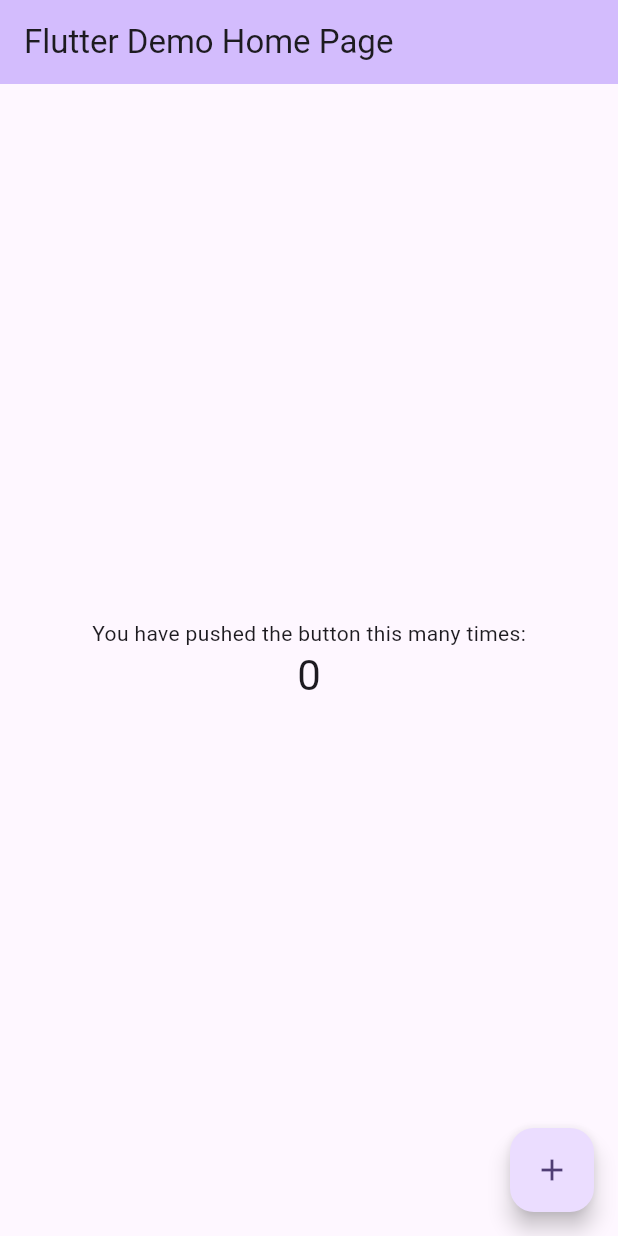
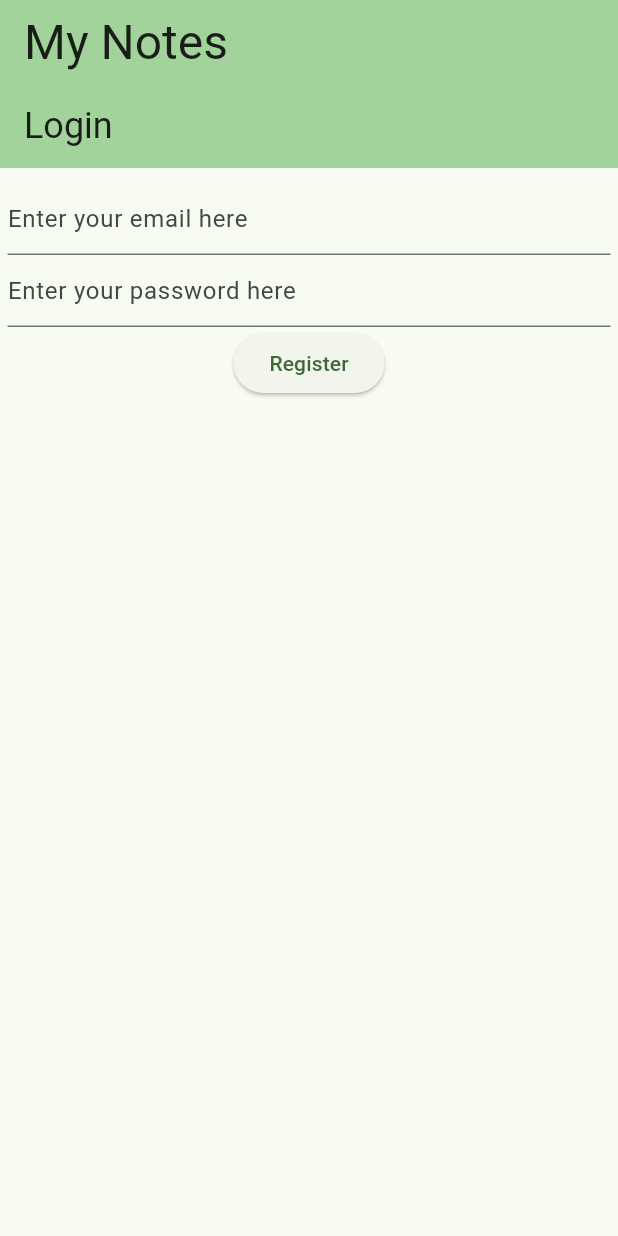
Before and after one commit to defUserName-404/mynotes-flutter, a Flutter app: the screen it shows after launch, on a phone screen of 412 x 824 dp. Run offline on Flutter 3.47's test engine with Material 3 defaults, Android fonts, the phone set to English and light mode, and no system bars; our stand-ins replace firebase_auth, firebase_core, getwidget; accounts and stored records are empty.

Commit message:
Added Login and Register to firebase

```diff
--- a/lib/main.dart
+++ b/lib/main.dart
@@ -1,69 +1,23 @@
 import "package:flutter/material.dart";
+import "package:mynotes/pages/home_page.dart";
 
 void main() {
-  runApp(const MyApp());
+  WidgetsFlutterBinding.ensureInitialized();
+  runApp(const MyNotesApp());
 }
 
-class MyApp extends StatelessWidget {
-  const MyApp({super.key});
+class MyNotesApp extends StatelessWidget {
+  const MyNotesApp({super.key});
 
   @override
   Widget build(BuildContext context) {
     return MaterialApp(
       title: "Flutter Demo",
       theme: ThemeData(
-        colorScheme: ColorScheme.fromSeed(seedColor: Colors.deepPurple),
+        colorScheme: ColorScheme.fromSeed(seedColor: Colors.green),
         useMaterial3: true,
       ),
-      home: const MyHomePage(title: "Flutter Demo Home Page"),
+      home: const HomePage(),
     );
   }
 }
-
-class MyHomePage extends StatefulWidget {
-  const MyHomePage({super.key, required this.title});
-
-  final String title;
-
-  @override
-  State<MyHomePage> createState() => _MyHomePageState();
-}
-
-class _MyHomePageState extends State<MyHomePage> {
-  int _counter = 0;
-
-  void _incrementCounter() {
-    setState(() {
-      _counter++;
-    });
-  }
-
-  @override
-  Widget build(BuildContext context) {
-    return Scaffold(
-      appBar: AppBar(
-        backgroundColor: Theme.of(context).colorScheme.inversePrimary,
-        title: Text(widget.title),
-      ),
-      body: Center(
-        child: Column(
-          mainAxisAlignment: MainAxisAlignment.center,
-          children: <Widget>[
-            const Text(
-              "You have pushed the button this many times:",
-            ),
-            Text(
-              "$_counter",
-              style: Theme.of(context).textTheme.headlineMedium,
-            ),
-          ],
-        ),
-      ),
-      floatingActionButton: FloatingActionButton(
-        onPressed: _incrementCounter,
-        tooltip: "Increment",
-        child: const Icon(Icons.add),
-      ),
-    );
-  }
-}
--- /dev/null
+++ b/lib/pages/home_page.dart
@@ -0,0 +1,46 @@
+import 'package:firebase_auth/firebase_auth.dart';
+import 'package:firebase_core/firebase_core.dart';
+import 'package:flutter/material.dart';
+import 'package:getwidget/components/loader/gf_loader.dart';
+import 'package:mynotes/views/login_view.dart';
+
+import '../firebase_options.dart';
+
+class HomePage extends StatelessWidget {
+  const HomePage({super.key});
+
+  @override
+  Widget build(BuildContext context) {
+    return Scaffold(
+      appBar: AppBar(
+        title: Text(
+          "My Notes",
+          style: Theme.of(context).textTheme.headlineLarge,
+        ),
+        backgroundColor: Theme.of(context).colorScheme.inversePrimary,
+      ),
+      body: FutureBuilder(
+          future: Firebase.initializeApp(
+              options: DefaultFirebaseOptions.currentPlatform),
+          builder: (BuildContext context, AsyncSnapshot<dynamic> snapshot) {
+            switch (snapshot.connectionState) {
+              case ConnectionState.done:
+                final loggedInUser = FirebaseAuth.instance.currentUser;
+                if (loggedInUser == null) {
+                  return const LoginView();
+                  // print("Hello");
+                } else {
+                  print(loggedInUser);
+                  FirebaseAuth.instance.signOut();
+                }
+                return const Text("done");
+              default:
+                return const Loader(
+                  radius: 10,
+                  color: Colors.red,
+                );
+            }
+          }),
+    );
+  }
+}
--- /dev/null
+++ b/lib/views/login_view.dart
@@ -0,0 +1,70 @@
+import 'package:firebase_auth/firebase_auth.dart';
+import 'package:flutter/material.dart';
+
+class LoginView extends StatefulWidget {
+  const LoginView({super.key});
+
+  @override
+  State<StatefulWidget> createState() => _LoginViewState();
+}
+
+class _LoginViewState extends State<LoginView> {
+  late final TextEditingController _email;
+  late final TextEditingController _password;
+
+  @override
+  void initState() {
+    _email = TextEditingController();
+    _password = TextEditingController();
+    super.initState();
+  }
+
+  @override
+  void dispose() {
+    _email.dispose();
+    _password.dispose();
+    super.dispose();
+  }
+
+  @override
+  Widget build(BuildContext context) {
+    return Scaffold(
+        appBar: AppBar(
+          title: Text(
+            "Login",
+            style: Theme.of(context).textTheme.headlineSmall,
+          ),
+          backgroundColor: Theme.of(context).colorScheme.inversePrimary,
+        ),
+        body: Container(
+          padding: const EdgeInsets.symmetric(horizontal: 5, vertical: 10),
+          child: Column(
+            children: [
+              TextField(
+                controller: _email,
+                keyboardType: TextInputType.emailAddress,
+                decoration:
+                    const InputDecoration(hintText: "Enter your email here"),
+              ),
+              TextField(
+                controller: _password,
+                decoration:
+                    const InputDecoration(hintText: "Enter your password here"),
+                obscureText: true,
+                enableSuggestions: false,
+                autocorrect: false,
+              ),
+              ElevatedButton(
+                onPressed: () async {
+                  final email = _email.text;
+                  final password = _password.text;
+                  await FirebaseAuth.instance.signInWithEmailAndPassword(
+                      email: email, password: password);
+                },
+                child: const Text("Register"),
+              ),
+            ],
+          ),
+        ));
+  }
+}
--- /dev/null
+++ b/lib/views/register_view.dart
@@ -0,0 +1,70 @@
+import 'package:firebase_auth/firebase_auth.dart';
+import 'package:flutter/material.dart';
+
+class RegisterView extends StatefulWidget {
+  const RegisterView({super.key});
+
+  @override
+  State<StatefulWidget> createState() => _RegisterViewState();
+}
+
+class _RegisterViewState extends State<RegisterView> {
+  late final TextEditingController _email;
+  late final TextEditingController _password;
+
+  @override
+  void initState() {
+    _email = TextEditingController();
+    _password = TextEditingController();
+    super.initState();
+  }
+
+  @override
+  void dispose() {
+    _email.dispose();
+    _password.dispose();
+    super.dispose();
+  }
+
+  @override
+  Widget build(BuildContext context) {
+    return Scaffold(
+        appBar: AppBar(
+          title: Text(
+            "Register",
+            style: Theme.of(context).textTheme.headlineSmall,
+          ),
+          backgroundColor: Theme.of(context).colorScheme.inversePrimary,
+        ),
+        body: Container(
+          padding: const EdgeInsets.symmetric(horizontal: 5, vertical: 10),
+          child: Column(
+            children: [
+              TextField(
+                controller: _email,
+                keyboardType: TextInputType.emailAddress,
+                decoration:
+                    const InputDecoration(hintText: "Enter your email here"),
+              ),
+              TextField(
+                controller: _password,
+                decoration:
+                    const InputDecoration(hintText: "Enter your password here"),
+                obscureText: true,
+                enableSuggestions: false,
+                autocorrect: false,
+              ),
+              ElevatedButton(
+                onPressed: () async {
+                  final email = _email.text;
+                  final password = _password.text;
+                  await FirebaseAuth.instance.createUserWithEmailAndPassword(
+                      email: email, password: password);
+                },
+                child: const Text("Register"),
+              ),
+            ],
+          ),
+        ));
+  }
+}
--- a/pubspec.yaml
+++ b/pubspec.yaml
@@ -1,5 +1,6 @@
 name: mynotes
 description: "Test Flutter Project."
+
 # The following line prevents the package from being accidentally published to
 # pub.dev using `flutter pub publish`. This is preferred for private packages.
 publish_to: 'none' # Remove this line if you wish to publish to pub.dev
@@ -35,6 +36,9 @@ dependencies:
   # The following adds the Cupertino Icons font to your application.
   # Use with the CupertinoIcons class for iOS style icons.
   cupertino_icons: ^1.0.6
+
+  getwidget: ^2.0.3
+
   firebase_core: ^2.25.4
   cloud_firestore: ^4.15.5
   firebase_auth: ^4.17.5
```
Also changed, not shown: pubspec.lock, 2 other files.
